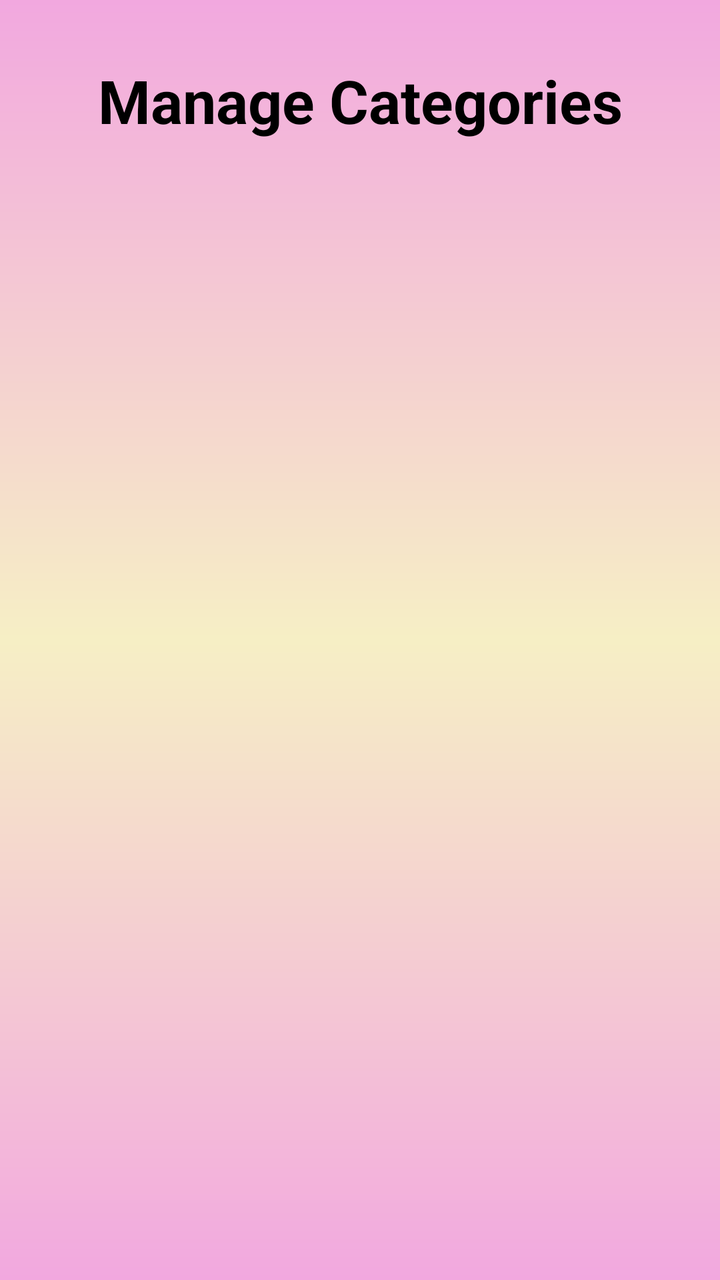
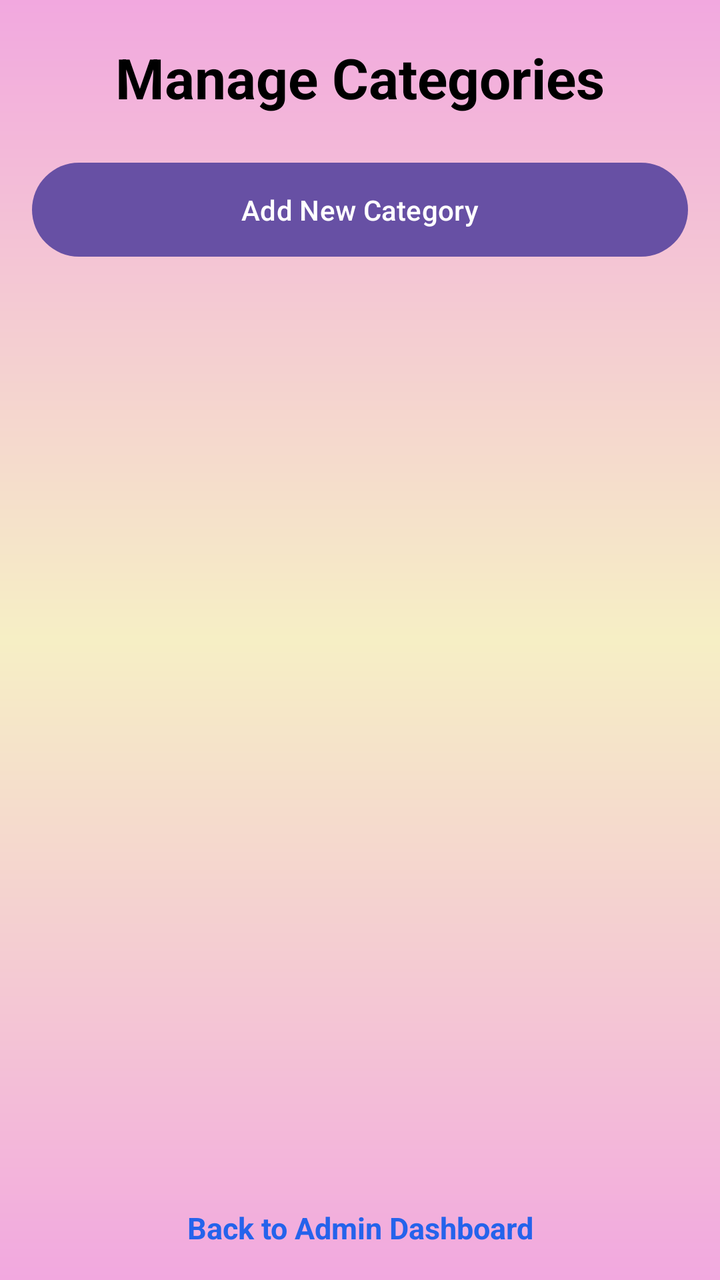

Two renders of the same Android screen: before a commit and after it. Below are the layout's source before the change and the commit's diff.
<!-- AndroidManifest.xml: application theme Theme.Eventora -->
<!-- res/layout/activity_manage_category.xml -->
<?xml version="1.0" encoding="utf-8"?>
<LinearLayout xmlns:android="http://schemas.android.com/apk/res/android"
    xmlns:app="http://schemas.android.com/apk/res-auto"
    xmlns:tools="http://schemas.android.com/tools"
    android:id="@+id/main"
    android:orientation="vertical"
    android:background="@drawable/norm_bg"
    android:layout_width="match_parent"
    android:layout_height="match_parent"
    tools:context=".ManageCategoryActivity">

    <TextView
        android:text="Manage Categories"
        android:gravity="center"
        android:textSize="30dp"
        android:textStyle="bold"
        android:layout_marginTop="30dp"
        android:textColor="#000000"
        android:layout_width="match_parent"
        android:layout_height="wrap_content"/>
    <androidx.recyclerview.widget.RecyclerView
        android:id="@+id/recyclerCategories"
        android:layout_weight="1"
        android:layout_marginTop="10dp"
        android:layout_width="match_parent"
        android:layout_height="wrap_content"
        >
    </androidx.recyclerview.widget.RecyclerView>
</LinearLayout>
<!-- resources referenced by this layout -->
<resources>
  <!-- drawable norm_bg (drawable) -->
  <?xml version="1.0" encoding="utf-8"?>
  <shape xmlns:android="http://schemas.android.com/apk/res/android">
      <gradient
          android:startColor="#F2A8DF"
          android:centerColor="#F6EFC5"
          android:endColor="#F2A8DF"
          android:angle="90"
          />
  </shape>
  <style name="Theme.Eventora" parent="Base.Theme.Eventora" />
  <style name="Base.Theme.Eventora" parent="Theme.Material3.DayNight.NoActionBar">
          
          
      </style>
</resources>

<!-- the commit's change to res/layout/activity_manage_category.xml (unified diff, before → after) -->
@@ -1,29 +1,61 @@
 <?xml version="1.0" encoding="utf-8"?>
 <LinearLayout xmlns:android="http://schemas.android.com/apk/res/android"
-    xmlns:app="http://schemas.android.com/apk/res-auto"
     xmlns:tools="http://schemas.android.com/tools"
     android:id="@+id/main"
-    android:orientation="vertical"
-    android:background="@drawable/norm_bg"
     android:layout_width="match_parent"
     android:layout_height="match_parent"
+    android:background="@drawable/norm_bg"
+    android:orientation="vertical"
     tools:context=".ManageCategoryActivity">
 
     <TextView
+        android:layout_width="match_parent"
+        android:layout_height="wrap_content"
+        android:layout_marginTop="20dp"
+        android:gravity="center"
         android:text="Manage Categories"
+        android:textColor="#000000"
+        android:textSize="28sp"
+        android:textStyle="bold" />
+
+    <Button
+        android:id="@+id/btnAddNewCategory"
+        android:layout_width="match_parent"
+        android:layout_height="55dp"
+        android:layout_marginHorizontal="16dp"
+        android:layout_marginTop="20dp"
+        android:text="Add New Category"
+        android:textAllCaps="false" />
+
+    <TextView
+        android:id="@+id/txtEmptyCategories"
+        android:layout_width="match_parent"
+        android:layout_height="wrap_content"
+        android:layout_marginTop="40dp"
         android:gravity="center"
-        android:textSize="30dp"
-        android:textStyle="bold"
-        android:layout_marginTop="30dp"
-        android:textColor="#000000"
-        android:layout_width="match_parent"
-        android:layout_height="wrap_content"/>
+        android:text="No categories found"
+        android:textSize="16sp"
+        android:visibility="gone" />
+
     <androidx.recyclerview.widget.RecyclerView
         android:id="@+id/recyclerCategories"
+        android:layout_width="match_parent"
+        android:layout_height="0dp"
+        android:layout_marginTop="16dp"
         android:layout_weight="1"
-        android:layout_marginTop="10dp"
+        android:clipToPadding="false"
+        android:paddingBottom="16dp" />
+
+    <TextView
+        android:id="@+id/txtBackToDashboard"
         android:layout_width="match_parent"
         android:layout_height="wrap_content"
-        >
-    </androidx.recyclerview.widget.RecyclerView>
+        android:layout_marginBottom="16dp"
+        android:layout_marginTop="16dp"
+        android:gravity="center"
+        android:text="Back to Admin Dashboard"
+        android:textColor="#2563EB"
+        android:textSize="15sp"
+        android:textStyle="bold" />
+
 </LinearLayout>
